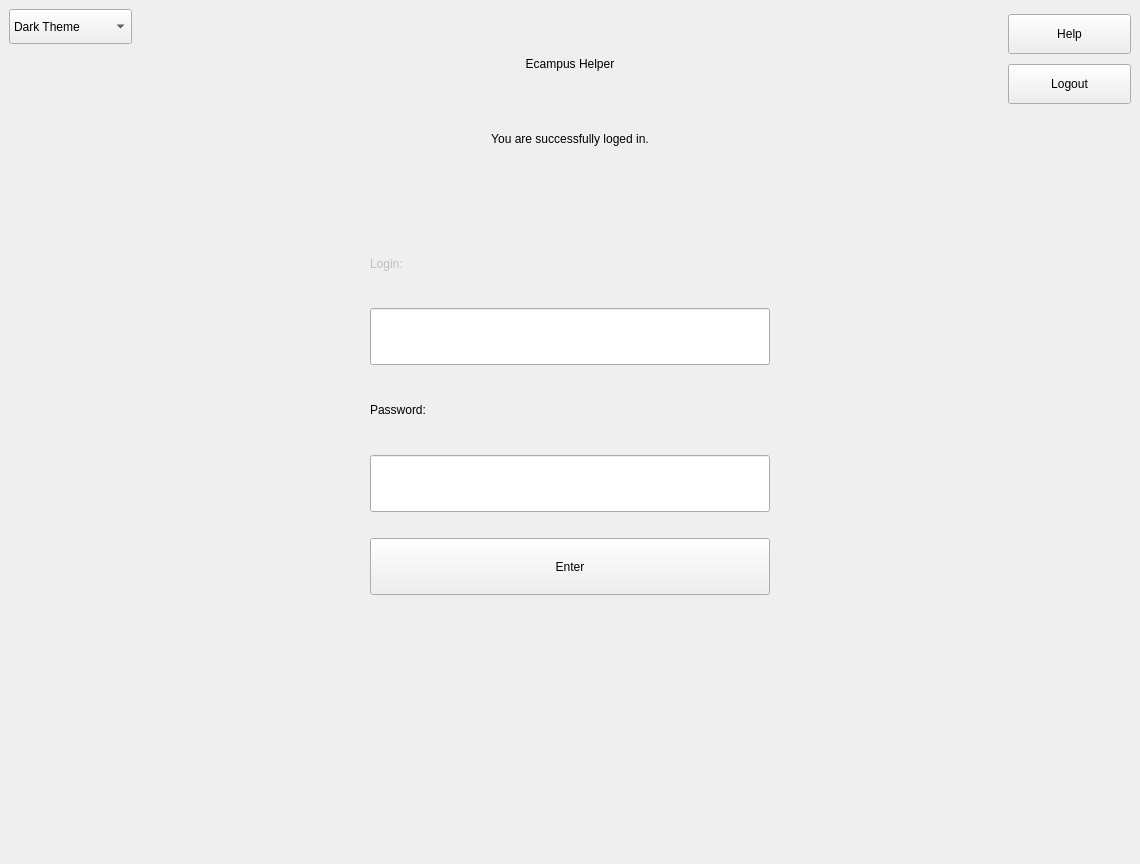
Demonim/Simargl-Study-Project, file main/UI/main.ui: the form before one commit.
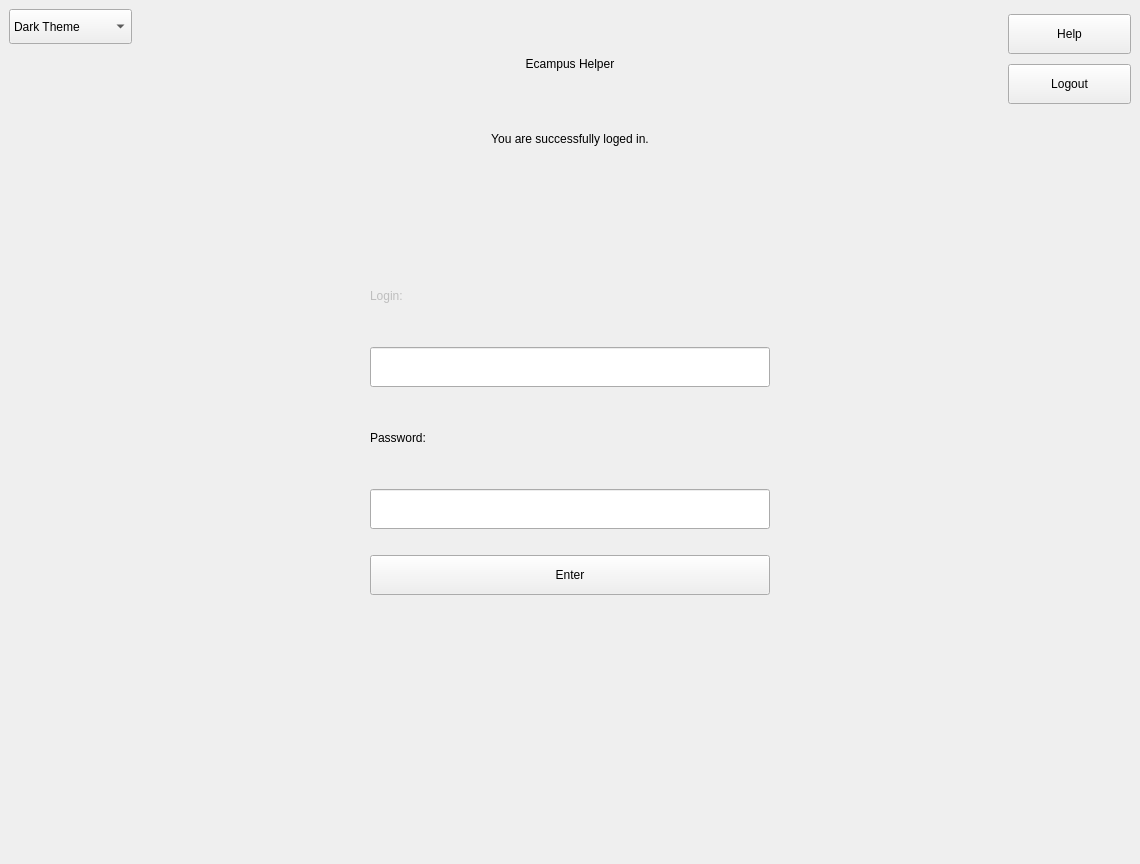
The form after the commit.

The edit to the form file:
```diff
--- a/main/UI/main.ui
+++ b/main/UI/main.ui
@@ -388,7 +388,7 @@
           <property name="maximumSize">
            <size>
             <width>680</width>
-            <height>60</height>
+            <height>40</height>
            </size>
           </property>
           <property name="styleSheet">
@@ -473,7 +473,7 @@
           <property name="maximumSize">
            <size>
             <width>680</width>
-            <height>60</height>
+            <height>40</height>
            </size>
           </property>
           <property name="styleSheet">
@@ -533,7 +533,7 @@
           <property name="maximumSize">
            <size>
             <width>680</width>
-            <height>60</height>
+            <height>40</height>
            </size>
           </property>
           <property name="text">
```
